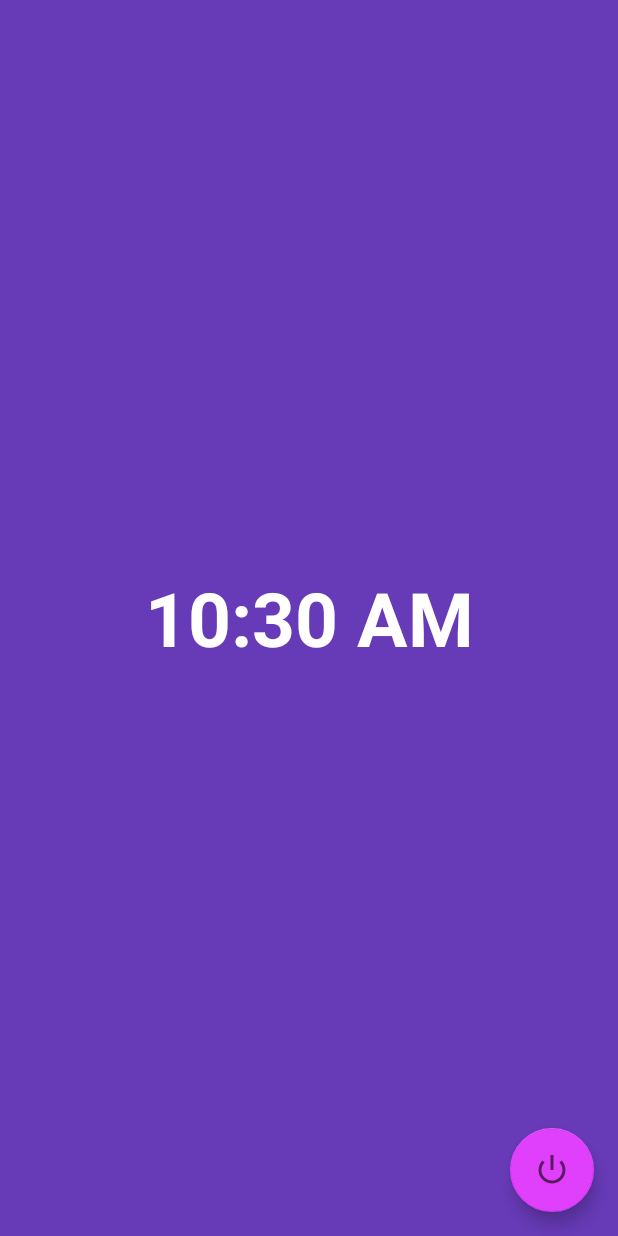
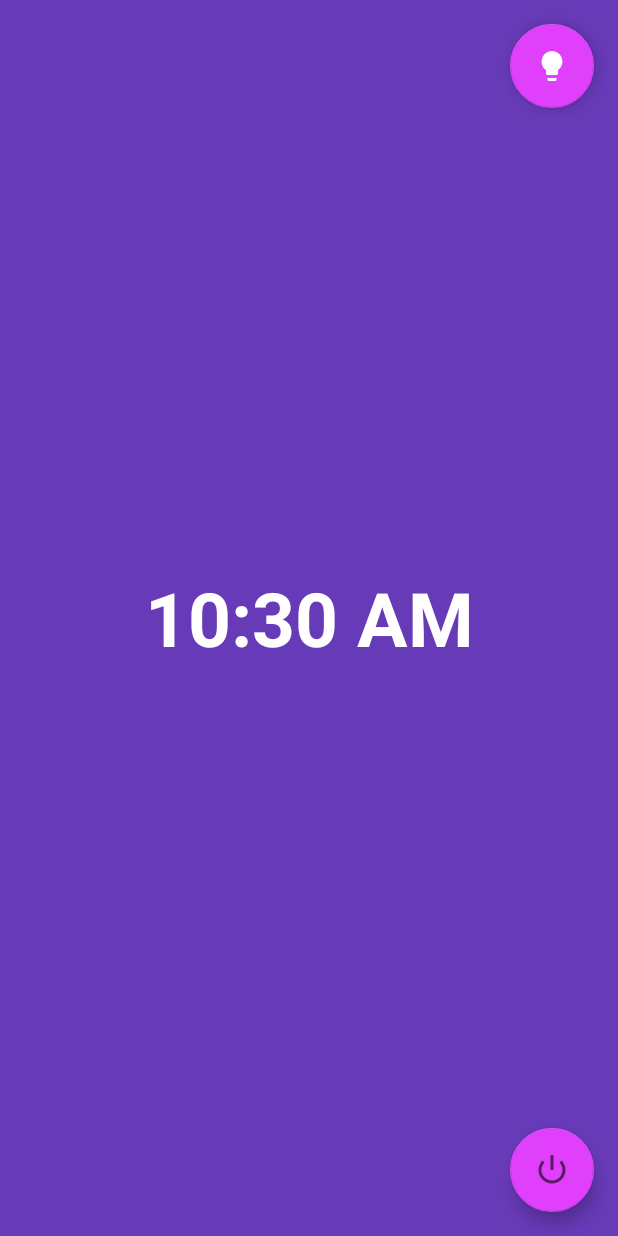
Before and after one commit to stainii/wakeuplight, an Android app: the FiringAlarmActivity screen opened directly, with no data from a screen before it, on a phone screen of 412 x 824 dp. Run offline under Robolectric (Android 15) with nearby library versions, the phone set to English and light mode, and no system bars; libraries missing offline, so code that uses them is left out: com.spotify.android; 2 statements that could not run were skipped.

Commit message:
fix flakey bluetooth connection + add button to manually toggle the light

```diff
--- a/app/src/main/AndroidManifest.xml
+++ b/app/src/main/AndroidManifest.xml
@@ -57,13 +57,16 @@
             android:process=":remote" />
 
         <receiver
-            android:name=".backend.broadcastreceiver.RescheduleAlarmsAfterRebootBroadcastReceiver"
+            android:name=".backend.broadcastreceiver.RescheduleAllAlarms"
             android:enabled="true"
             android:exported="true"
             android:process=":remote">
             <intent-filter>
                 <action android:name="android.intent.action.BOOT_COMPLETED" />
                 <action android:name="android.intent.action.QUICKBOOT_POWERON" />
+                <action android:name="android.intent.action.TIME_TICK" />
+                <action android:name="android.intent.action.TIME_SET" />
+                <action android:name="android.intent.action.TIMEZONE_CHANGED" />
 
                 <category android:name="android.intent.category.DEFAULT" />
             </intent-filter>
--- a/app/src/main/java/stijnhooft/be/wakeuplight/backend/AlarmScheduler.kt
+++ b/app/src/main/java/stijnhooft/be/wakeuplight/backend/AlarmScheduler.kt
@@ -57,19 +57,19 @@ class AlarmScheduler(private val context: Context) {
     }
 
     private fun setAlarm(
-        upcomingDateInMilliseconds: Long,
+        dateTimeInMilliseconds: Long,
         pendingIntentAlarmSound: PendingIntent?
     ) {
         // to get the alarm firing at an exact time, I set two alarms
 
         // alarm 1
-        val info = AlarmClockInfo(upcomingDateInMilliseconds, pendingIntentAlarmSound)
+        val info = AlarmClockInfo(dateTimeInMilliseconds, pendingIntentAlarmSound)
         alarmManager.setAlarmClock(info, pendingIntentAlarmSound)
 
         // alarm 2
         alarmManager.setExactAndAllowWhileIdle(
             AlarmManager.RTC_WAKEUP,
-            upcomingDateInMilliseconds,
+            dateTimeInMilliseconds,
             pendingIntentAlarmSound
         )
     }
--- a/app/src/main/java/stijnhooft/be/wakeuplight/backend/broadcastreceiver/RescheduleAlarmsAfterRebootBroadcastReceiver.kt
+++ b/app/src/main/java/stijnhooft/be/wakeuplight/backend/broadcastreceiver/RescheduleAllAlarms.kt
@@ -9,7 +9,7 @@ import kotlinx.coroutines.launch
 import stijnhooft.be.wakeuplight.backend.AlarmScheduler
 import stijnhooft.be.wakeuplight.backend.repository.AlarmRepository
 
-class RescheduleAlarmsAfterRebootBroadcastReceiver : BroadcastReceiver() {
+class RescheduleAllAlarms : BroadcastReceiver() {
 
     private lateinit var alarmRepository: AlarmRepository
     private lateinit var alarmScheduler: AlarmScheduler
@@ -22,9 +22,10 @@ class RescheduleAlarmsAfterRebootBroadcastReceiver : BroadcastReceiver() {
         this.alarmRepository = AlarmRepository(context)
         this.alarmScheduler = AlarmScheduler(context)
 
-        // fetch all existing alarms and schedule them
+        // fetch all existing alarms and reschedule them
         CoroutineScope(Dispatchers.IO).launch {
             val alarms = alarmRepository.findAll()
+            alarms.forEach { alarm -> alarmScheduler.cancel(alarm) }
             alarms.forEach { alarm -> alarmScheduler.schedule(alarm) }
         }
 
--- a/app/src/main/java/stijnhooft/be/wakeuplight/ui/fire/FiringAlarmActivity.kt
+++ b/app/src/main/java/stijnhooft/be/wakeuplight/ui/fire/FiringAlarmActivity.kt
@@ -1,13 +1,15 @@
 package stijnhooft.be.wakeuplight.ui.fire
 
 import android.os.Bundle
+import android.util.Log
 import android.view.View
 import android.view.WindowManager
 import android.widget.TextView
 import androidx.appcompat.app.AppCompatActivity
 import com.google.android.material.floatingactionbutton.FloatingActionButton
+import kotlinx.android.synthetic.main.activity_main.*
 import stijnhooft.be.wakeuplight.R
-import stijnhooft.be.wakeuplight.backend.AlarmScheduler
+import stijnhooft.be.wakeuplight.backend.LightHelper
 
 class FiringAlarmActivity : AppCompatActivity() {
 
@@ -24,6 +26,7 @@ class FiringAlarmActivity : AppCompatActivity() {
         hideUI()
         allowTheActivityToBeVisibleOnTheLockScreen()
         initTurnOffAlarmButton()
+        initToggleLightButton()
 
         // ring the alarm
         spotifyPlayer.play()
@@ -58,4 +61,13 @@ class FiringAlarmActivity : AppCompatActivity() {
         window.addFlags(WindowManager.LayoutParams.FLAG_KEEP_SCREEN_ON or WindowManager.LayoutParams.FLAG_TURN_SCREEN_ON)
     }
 
+    private fun initToggleLightButton() {
+        toggleLight.setOnClickListener {
+            try {
+                LightHelper.instance.toggle()
+            } catch (e: Exception) {
+                Log.e("FiringAlarmActivity","Could not toggle light.", e)
+            }
+        }
+    }
 }
--- /dev/null
+++ b/app/src/main/res/drawable/ic_light_bulb.xml
@@ -0,0 +1,8 @@
+<!-- drawable/lightbulb.xml -->
+<vector xmlns:android="http://schemas.android.com/apk/res/android"
+    android:height="24dp"
+    android:width="24dp"
+    android:viewportWidth="24"
+    android:viewportHeight="24">
+    <path android:fillColor="#fff" android:pathData="M12,2A7,7 0 0,0 5,9C5,11.38 6.19,13.47 8,14.74V17A1,1 0 0,0 9,18H15A1,1 0 0,0 16,17V14.74C17.81,13.47 19,11.38 19,9A7,7 0 0,0 12,2M9,21A1,1 0 0,0 10,22H14A1,1 0 0,0 15,21V20H9V21Z" />
+</vector>
--- a/app/src/main/res/layout/activity_firing_alarm.xml
+++ b/app/src/main/res/layout/activity_firing_alarm.xml
@@ -22,6 +22,16 @@
         android:src="@android:drawable/ic_lock_power_off"
         app:backgroundTint="@color/colorAccent" />
 
+    <com.google.android.material.floatingactionbutton.FloatingActionButton
+        android:id="@+id/toggleLight"
+        android:layout_width="wrap_content"
+        android:layout_height="wrap_content"
+        android:layout_gravity="end"
+        android:layout_margin="@dimen/fab_margin"
+        android:src="@drawable/ic_light_bulb"
+        app:backgroundTint="@color/colorAccent" />
+
+
     <android.widget.TextClock
         android:id="@+id/clock"
         android:layout_width="match_parent"
--- a/build.gradle
+++ b/build.gradle
@@ -17,7 +17,7 @@ buildscript {
 
     }
     dependencies {
-        classpath 'com.android.tools.build:gradle:3.5.1'
+        classpath 'com.android.tools.build:gradle:3.5.2'
         classpath "org.jetbrains.kotlin:kotlin-gradle-plugin:$kotlin_version"
         // NOTE: Do not place your application dependencies here; they belong
         // in the individual module build.gradle files
```
Also changed, not shown: app/src/main/java/stijnhooft/be/wakeuplight/backend/BluetoothHelper.kt (+33 -27 lines), app/src/main/java/stijnhooft/be/wakeuplight/backend/LightHelper.kt (added, +29 -0 lines), app/src/main/java/stijnhooft/be/wakeuplight/backend/broadcastreceiver/AlarmLightBroadcastReceiver.kt (+3 -5 lines), app/src/main/java/stijnhooft/be/wakeuplight/ui/configure/MainActivity.kt (+15 -3 lines), app/src/main/res/layout/activity_main.xml (+9 -0 lines).
